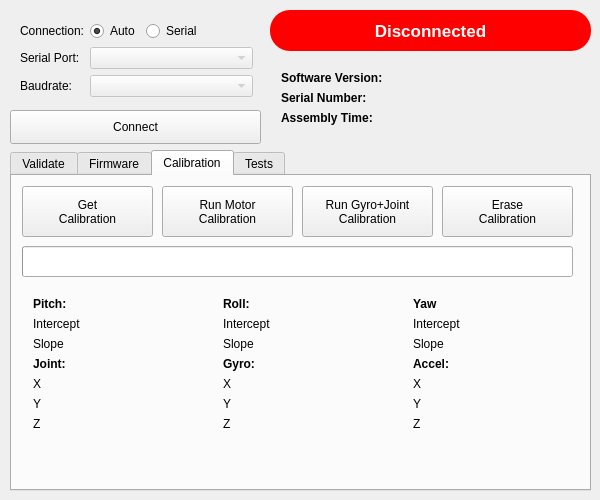
Above: Tools/src/gui_design.ui from Gussy/solo-gimbal before the change. Below: the same form after it.
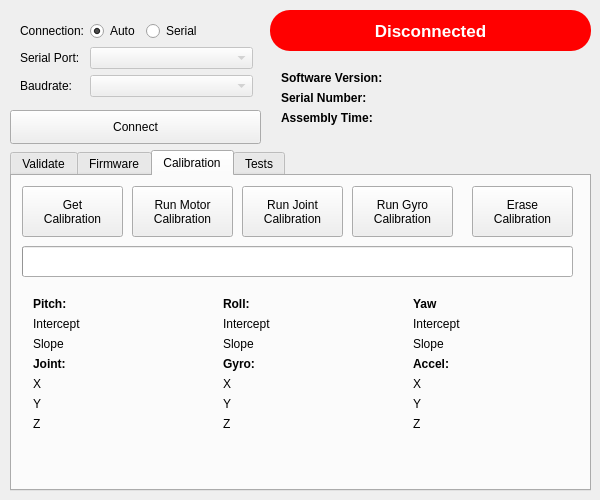
That is the form after the change. The open tabs and pages were chosen to show the change.

Commit message: tools: split joint and gyro calibrations in GUI

The edit to the form file:
```diff
--- a/Tools/src/gui_design.ui
+++ b/Tools/src/gui_design.ui
@@ -537,7 +537,7 @@
        <rect>
         <x>10</x>
         <y>10</y>
-        <width>131</width>
+        <width>101</width>
         <height>51</height>
        </rect>
       </property>
@@ -549,9 +549,9 @@
      <widget class="QPushButton" name="btnRunMotorCalibration">
       <property name="geometry">
        <rect>
-        <x>150</x>
+        <x>120</x>
         <y>10</y>
-        <width>131</width>
+        <width>101</width>
         <height>51</height>
        </rect>
       </property>
@@ -563,23 +563,23 @@
      <widget class="QPushButton" name="btnRunStaticCalibration">
       <property name="geometry">
        <rect>
-        <x>290</x>
+        <x>230</x>
         <y>10</y>
-        <width>131</width>
+        <width>101</width>
         <height>51</height>
        </rect>
       </property>
       <property name="text">
-       <string>Run Gyro+Joint
+       <string>Run Joint
 Calibration</string>
       </property>
      </widget>
      <widget class="QPushButton" name="btnEraseCalibration">
       <property name="geometry">
        <rect>
-        <x>430</x>
+        <x>460</x>
         <y>10</y>
-        <width>131</width>
+        <width>101</width>
         <height>51</height>
        </rect>
       </property>
@@ -1103,6 +1103,20 @@
        <set>Qt::AlignCenter</set>
       </property>
      </widget>
+     <widget class="QPushButton" name="btnRunGyroCalibration">
+      <property name="geometry">
+       <rect>
+        <x>340</x>
+        <y>10</y>
+        <width>101</width>
+        <height>51</height>
+       </rect>
+      </property>
+      <property name="text">
+       <string>Run Gyro
+Calibration</string>
+      </property>
+     </widget>
     </widget>
     <widget class="QWidget" name="tabTests">
      <attribute name="title">
```
Left out of the diff: 4 changed lines with no effect on the pictures. The commit also changes 1 other file.
